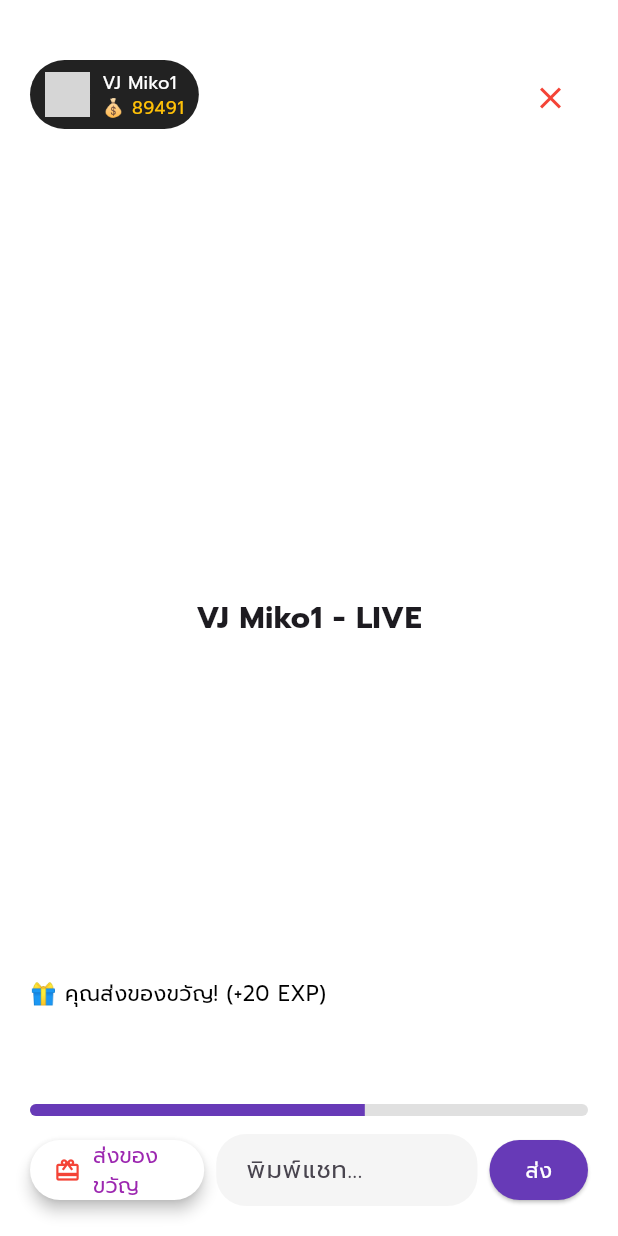
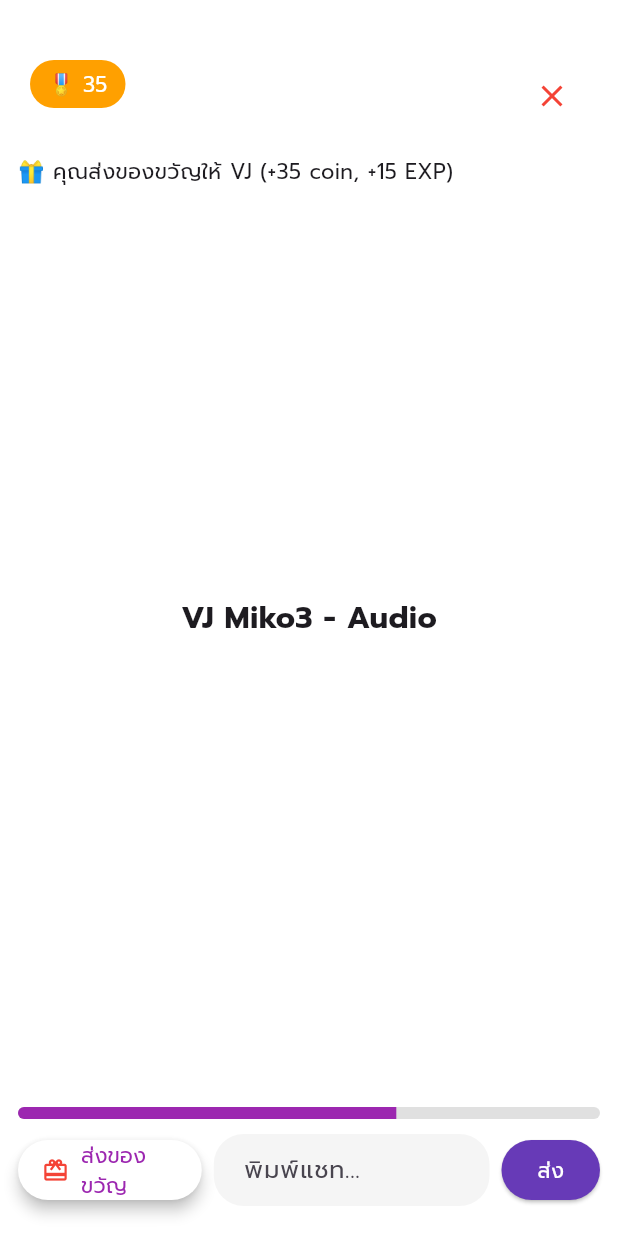
Before and after one commit to parinya112/joylive-ios, a Flutter app: the ViewerRoomPage screen opened directly, after a tap on "ส่งของขวัญ", after a tap on "ส่ง", on a phone screen of 412 x 824 dp. Run offline on Flutter 3.47's test engine with Material 3 defaults, Android fonts, the phone set to English and light mode, and no system bars; our stand-ins replace google_fonts; grey boxes are pictures that could not be loaded.

```diff
--- a/lib/ui/pages/viewer_room.dart
+++ b/lib/ui/pages/viewer_room.dart
@@ -8,37 +8,48 @@ class ViewerRoomPage extends StatefulWidget {
 }
 
 class _ViewerRoomPageState extends State<ViewerRoomPage> {
+  int userExp = 50;
   int userLevel = 1;
-  int userExp = 40;
-  int userCoins = 1230;
-  int vjCoins = 89456;
+  int viewerCoin = 1230;
+  int vjCoinEarned = 0;
 
   final TextEditingController _chatController = TextEditingController();
-  final List<String> chatMessages = [];
+  final ScrollController _scrollController = ScrollController();
 
-  void sendChat() {
-    if (_chatController.text.trim().isEmpty) return;
-    setState(() {
-      chatMessages.add('LV $userLevel 🎖️: ${_chatController.text}');
-    });
-    _chatController.clear();
+  List<String> chatMessages = [];
+
+  void _sendGift() {
+    if (viewerCoin >= 35) {
+      setState(() {
+        viewerCoin -= 35;
+        userExp += 15;
+        vjCoinEarned += 35;
+        if (userExp >= 100) {
+          userExp -= 100;
+          userLevel += 1;
+        }
+        chatMessages.add("🎁 คุณส่งของขวัญให้ VJ (+35 coin, +15 EXP)");
+      });
+
+      ScaffoldMessenger.of(context).showSnackBar(
+        const SnackBar(content: Text("ส่งของขวัญสำเร็จ!")),
+      );
+    } else {
+      ScaffoldMessenger.of(context).showSnackBar(
+        const SnackBar(content: Text("coin ไม่พอ!")),
+      );
+    }
   }
 
-  void sendGift() {
-    setState(() {
-      userCoins -= 35;
-      userExp += 20;
-      vjCoins += 35;
-      chatMessages.add('🎁 คุณส่งของขวัญ! (+20 EXP)');
-    });
-
-    ScaffoldMessenger.of(context).showSnackBar(
-      SnackBar(
-        content: Text('🎁 ส่งของขวัญสำเร็จ! VJ ได้รับ +35 coin'),
-        duration: const Duration(seconds: 2),
-        backgroundColor: Colors.black87,
-      ),
-    );
+  void _sendChat() {
+    String text = _chatController.text.trim();
+    if (text.isNotEmpty) {
+      setState(() {
+        chatMessages.add("LV$userLevel 👤: $text");
+        _chatController.clear();
+      });
+      _scrollController.jumpTo(_scrollController.position.maxScrollExtent + 60);
+    }
   }
 
   @override
@@ -47,21 +58,22 @@ class _ViewerRoomPageState extends State<ViewerRoomPage> {
       backgroundColor: Colors.white,
       body: Stack(
         children: [
-          // Title Live
-          const Center(
+          // LIVE Title
+          const Align(
+            alignment: Alignment.center,
             child: Text(
-              'VJ Miko1 - LIVE',
+              'VJ Miko3 - Audio',
               style: TextStyle(fontSize: 20, fontWeight: FontWeight.bold),
             ),
           ),
 
-          // ปุ่มออกจากห้อง
+          // ปุ่มออก
           Positioned(
             top: 40,
             right: 20,
             child: CircleAvatar(
               backgroundColor: Colors.white,
-              radius: 25,
+              radius: 24,
               child: IconButton(
                 icon: const Icon(Icons.close, color: Colors.red),
                 onPressed: () => Navigator.pop(context),
@@ -69,91 +81,76 @@ class _ViewerRoomPageState extends State<ViewerRoomPage> {
             ),
           ),
 
-          // Avatar + Coin VJ
+          // coin ของ VJ (มุมซ้ายบน)
           Positioned(
             top: 40,
             left: 20,
             child: Container(
-              padding: const EdgeInsets.symmetric(horizontal: 10, vertical: 6),
+              padding: const EdgeInsets.symmetric(horizontal: 12, vertical: 6),
               decoration: BoxDecoration(
-                color: Colors.black87,
-                borderRadius: BorderRadius.circular(40),
+                color: Colors.amber.shade700,
+                borderRadius: BorderRadius.circular(30),
               ),
-              child: Row(
-                children: [
-                  const CircleAvatar(
-                    backgroundImage: AssetImage('assets/avatar.jpg'), // ใส่รูปจริงตรงนี้
-                    radius: 15,
-                  ),
-                  const SizedBox(width: 8),
-                  Column(
-                    crossAxisAlignment: CrossAxisAlignment.start,
-                    children: [
-                      const Text('VJ Miko1', style: TextStyle(color: Colors.white, fontSize: 12)),
-                      Text(
-                        '💰 $vjCoins',
-                        style: const TextStyle(color: Colors.amber, fontSize: 12),
-                      ),
-                    ],
-                  ),
-                ],
+              child: Text(
+                '🎖️ $vjCoinEarned',
+                style: const TextStyle(color: Colors.white, fontSize: 14),
               ),
             ),
           ),
 
-          // แสดงแชท Overlay
+          // แสดงแชทแบบ overlay
           Positioned(
-            bottom: 150,
-            left: 20,
-            right: 20,
-            child: Column(
-              crossAxisAlignment: CrossAxisAlignment.start,
-              children: chatMessages
-                  .take(4)
-                  .toList()
-                  .reversed
-                  .map((msg) => Padding(
-                        padding: const EdgeInsets.symmetric(vertical: 2),
-                        child: Text(msg, style: const TextStyle(fontSize: 14, color: Colors.black)),
-                      ))
-                  .toList(),
+            top: 100,
+            left: 12,
+            right: 12,
+            bottom: 130,
+            child: ListView.builder(
+              controller: _scrollController,
+              itemCount: chatMessages.length,
+              itemBuilder: (context, index) => Padding(
+                padding: const EdgeInsets.symmetric(vertical: 4),
+                child: Text(chatMessages[index]),
+              ),
             ),
           ),
 
-          // EXP bar + ของขวัญ + แชท
+          // ด้านล่าง: EXP bar + gift/chat
           Positioned(
             bottom: 20,
-            left: 20,
-            right: 20,
+            left: 12,
+            right: 12,
             child: Column(
+              crossAxisAlignment: CrossAxisAlignment.stretch,
               children: [
-                // EXP BAR
+                // EXP bar
                 ClipRRect(
                   borderRadius: BorderRadius.circular(20),
                   child: LinearProgressIndicator(
                     value: userExp / 100,
                     minHeight: 8,
                     backgroundColor: Colors.grey.shade300,
-                    valueColor: const AlwaysStoppedAnimation<Color>(Colors.deepPurple),
+                    valueColor: const AlwaysStoppedAnimation(Colors.purple),
                   ),
                 ),
-                const SizedBox(height: 12),
+                const SizedBox(height: 10),
 
-                // ปุ่ม + แชท
+                // แถวของขวัญ + แชท
                 Row(
                   children: [
-                    // ส่งของขวัญ
+                    // ปุ่มของขวัญ
                     Expanded(
                       flex: 2,
                       child: ElevatedButton.icon(
-                        onPressed: sendGift,
+                        onPressed: _sendGift,
                         icon: const Icon(Icons.card_giftcard, color: Colors.red),
                         label: const Text("ส่งของขวัญ"),
                         style: ElevatedButton.styleFrom(
                           foregroundColor: Colors.purple,
                           backgroundColor: Colors.white,
                           elevation: 4,
-                          shape: RoundedRectangleBorder(borderRadius: BorderRadius.circular(20)),
+                          shape: RoundedRectangleBorder(
+                            borderRadius: BorderRadius.circular(20),
+                          ),
                         ),
                       ),
                     ),
@@ -164,7 +161,6 @@ class _ViewerRoomPageState extends State<ViewerRoomPage> {
                       flex: 3,
                       child: TextField(
                         controller: _chatController,
-                        onSubmitted: (_) => sendChat(),
                         decoration: InputDecoration(
                           hintText: "พิมพ์แชท...",
                           filled: true,
@@ -175,18 +171,21 @@ class _ViewerRoomPageState extends State<ViewerRoomPage> {
                             borderSide: BorderSide.none,
                           ),
                         ),
+                        onSubmitted: (_) => _sendChat(),
                       ),
                     ),
                     const SizedBox(width: 8),
 
-                    // ส่งข้อความ
+                    // ปุ่มส่ง
                     ElevatedButton(
-                      onPressed: sendChat,
+                      onPressed: _sendChat,
                       child: const Text("ส่ง"),
                       style: ElevatedButton.styleFrom(
                         foregroundColor: Colors.white,
                         backgroundColor: Colors.deepPurple,
-                        shape: RoundedRectangleBorder(borderRadius: BorderRadius.circular(20)),
+                        shape: RoundedRectangleBorder(
+                          borderRadius: BorderRadius.circular(20),
+                        ),
                       ),
                     ),
                   ],
```
